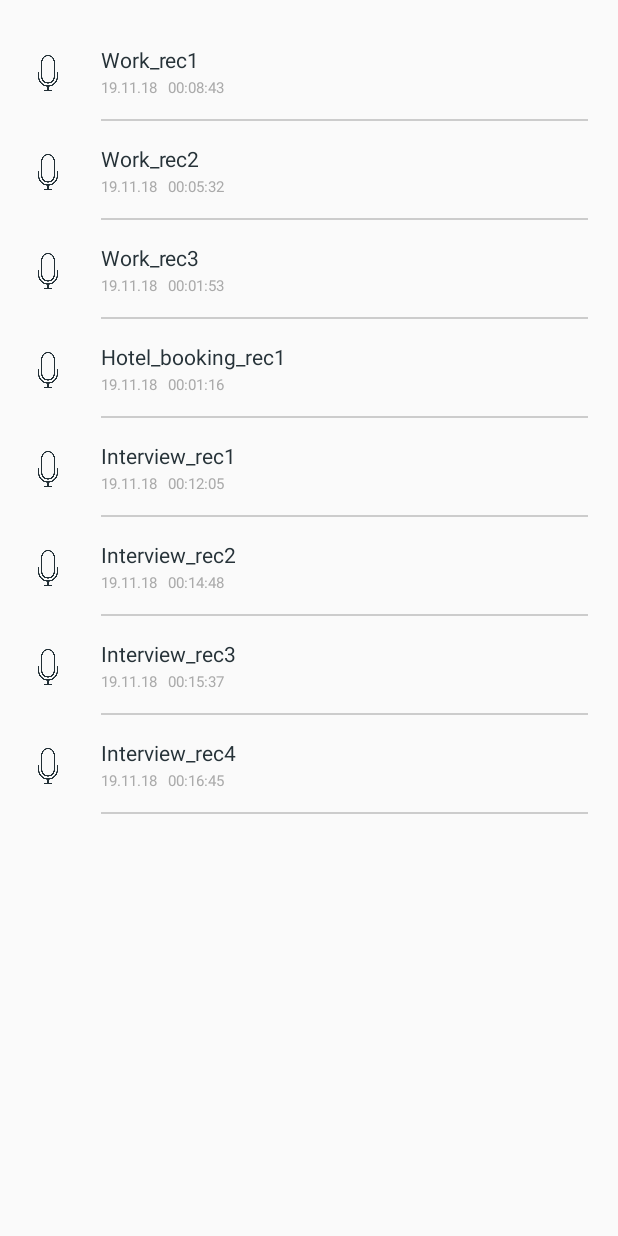
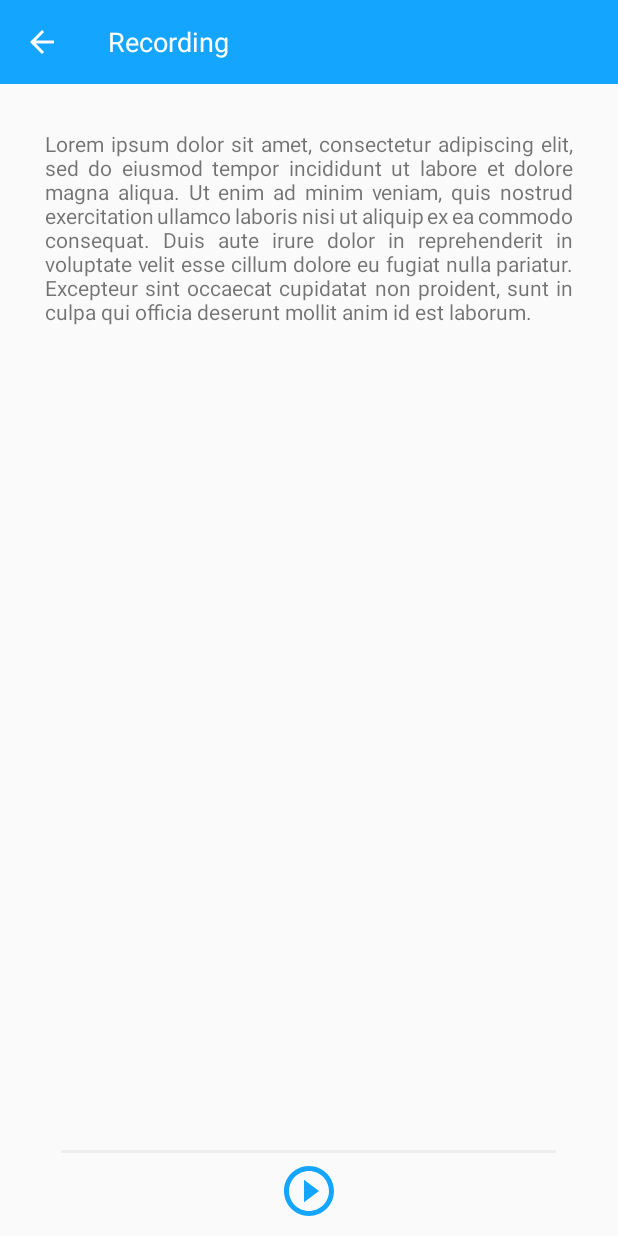
Before and after one commit to vlfom/Scribo, an Android app: the RecordingListActivity screen opened directly, with no data from a screen before it, after a tap on "Work_rec1", on a phone screen of 412 x 824 dp. Run offline under Robolectric (Android 15) with nearby library versions, the phone set to English and light mode, and no system bars.

Commit message:
Work on record details page design. Refactor project.

```diff
--- a/app/src/main/AndroidManifest.xml
+++ b/app/src/main/AndroidManifest.xml
@@ -2,7 +2,7 @@
 <manifest xmlns:android="http://schemas.android.com/apk/res/android"
     package="com.example.isausmanov.scriboai">
 
-    <!--Required Permissions-->
+    <!-- Required Permissions -->
     <uses-permission android:name="android.permission.READ_EXTERNAL_STORAGE" />
     <uses-permission android:name="android.permission.WRITE_EXTERNAL_STORAGE" />
     <uses-permission android:name="android.permission.RECORD_AUDIO" />
@@ -14,14 +14,15 @@
         android:roundIcon="@mipmap/ic_launcher_round"
         android:supportsRtl="true"
         android:theme="@style/AppTheme">
-        <activity android:name=".MainActivity">
+        <activity android:name=".activities.MainActivity">
             <intent-filter>
                 <action android:name="android.intent.action.MAIN" />
 
                 <category android:name="android.intent.category.LAUNCHER" />
             </intent-filter>
         </activity>
-        <activity android:name=".RecordingListActivity"></activity>
+        <activity android:name=".activities.RecordingListActivity" />
+        <activity android:name=".activities.RecordingDetailsActivity"></activity>
     </application>
 
 </manifest>
--- a/app/src/main/java/com/example/isausmanov/scriboai/RecordingDetailsActivity.java
+++ /dev/null
@@ -1,4 +0,0 @@
-package com.example.isausmanov.scriboai;
-
-public class RecordingDetailsActivity {
-}
--- a/app/src/main/java/com/example/isausmanov/scriboai/MainActivity.java
+++ b/app/src/main/java/com/example/isausmanov/scriboai/activities/MainActivity.java
@@ -1,4 +1,4 @@
-package com.example.isausmanov.scriboai;
+package com.example.isausmanov.scriboai.activities;
 
 import android.Manifest;
 import android.content.Intent;
@@ -17,6 +17,8 @@ import android.view.View;
 import android.widget.Button;
 import android.widget.Chronometer;
 import android.widget.Toast;
+
+import com.example.isausmanov.scriboai.R;
 
 import java.io.File;
 import java.io.IOException;
--- /dev/null
+++ b/app/src/main/java/com/example/isausmanov/scriboai/activities/RecordingDetailsActivity.java
@@ -0,0 +1,18 @@
+package com.example.isausmanov.scriboai.activities;
+
+import android.support.v7.app.AppCompatActivity;
+import android.os.Bundle;
+import android.widget.TextView;
+
+import com.example.isausmanov.scriboai.R;
+
+import static android.text.Layout.JUSTIFICATION_MODE_INTER_WORD;
+
+public class RecordingDetailsActivity extends AppCompatActivity {
+
+    @Override
+    protected void onCreate(Bundle savedInstanceState) {
+        super.onCreate(savedInstanceState);
+        setContentView(R.layout.activity_recording_details);
+    }
+}
--- a/app/src/main/java/com/example/isausmanov/scriboai/RecordingListActivity.java
+++ b/app/src/main/java/com/example/isausmanov/scriboai/activities/RecordingListActivity.java
@@ -1,11 +1,16 @@
-package com.example.isausmanov.scriboai;
+package com.example.isausmanov.scriboai.activities;
 
+import android.content.Intent;
 import android.support.v7.app.AppCompatActivity;
 import android.os.Bundle;
 import android.view.View;
 import android.widget.AdapterView;
 import android.widget.ListView;
 import android.widget.Toast;
+
+import com.example.isausmanov.scriboai.R;
+import com.example.isausmanov.scriboai.RecordingDataModel;
+import com.example.isausmanov.scriboai.RecordingListAdapter;
 
 import java.util.ArrayList;
 
@@ -18,7 +23,7 @@ public class RecordingListActivity extends AppCompatActivity {
     @Override
     protected void onCreate(Bundle savedInstanceState) {
         super.onCreate(savedInstanceState);
-        setContentView(R.layout.activity_records_list);
+        setContentView(R.layout.activity_recording_list);
 
         listView = findViewById(R.id.recording_list);
 
@@ -45,6 +50,9 @@ public class RecordingListActivity extends AppCompatActivity {
                 Toast.makeText(getBaseContext(),
                         dataModel.getName() + "\nDuration: " + dataModel.getDuration(),
                         Toast.LENGTH_SHORT).show();
+
+                Intent i = new Intent(RecordingListActivity.this, RecordingDetailsActivity.class);
+                startActivity(i);
             }
         });
     }
--- /dev/null
+++ b/app/src/main/res/drawable/ic_baseline_arrow_back_24px.xml
@@ -0,0 +1,4 @@
+<vector android:height="24dp" android:viewportHeight="24"
+    android:viewportWidth="24" android:width="24dp" xmlns:android="http://schemas.android.com/apk/res/android">
+    <path android:fillColor="#FFF" android:pathData="M20,11H7.83l5.59,-5.59L12,4l-8,8 8,8 1.41,-1.41L7.83,13H20v-2z"/>
+</vector>
--- /dev/null
+++ b/app/src/main/res/drawable/ic_baseline_pause_circle_outline.xml
@@ -0,0 +1,4 @@
+<vector android:height="100dp" android:viewportHeight="24"
+    android:viewportWidth="24" android:width="100dp" xmlns:android="http://schemas.android.com/apk/res/android">
+    <path android:fillColor="#13a5ff" android:pathData="M9,16h2L11,8L9,8v8zM12,2C6.48,2 2,6.48 2,12s4.48,10 10,10 10,-4.48 10,-10S17.52,2 12,2zM12,20c-4.41,0 -8,-3.59 -8,-8s3.59,-8 8,-8 8,3.59 8,8 -3.59,8 -8,8zM13,16h2L15,8h-2v8z"/>
+</vector>
--- /dev/null
+++ b/app/src/main/res/drawable/ic_baseline_play_circle_outline.xml
@@ -0,0 +1,4 @@
+<vector android:height="100dp" android:viewportHeight="24"
+    android:viewportWidth="24" android:width="100dp" xmlns:android="http://schemas.android.com/apk/res/android">
+    <path android:fillColor="#13a5ff" android:pathData="M10,16.5l6,-4.5 -6,-4.5v9zM12,2C6.48,2 2,6.48 2,12s4.48,10 10,10 10,-4.48 10,-10S17.52,2 12,2zM12,20c-4.41,0 -8,-3.59 -8,-8s3.59,-8 8,-8 8,3.59 8,8 -3.59,8 -8,8z"/>
+</vector>
--- /dev/null
+++ b/app/src/main/res/drawable/recording_details_textview_border.xml
@@ -0,0 +1,4 @@
+<shape xmlns:android="http://schemas.android.com/apk/res/android" android:shape="rectangle" >
+    <stroke android:width="1dip" android:color="#777"/>
+    <corners android:radius="2dp"/>
+</shape>
--- a/app/src/main/res/layout/activity_main.xml
+++ b/app/src/main/res/layout/activity_main.xml
@@ -4,15 +4,15 @@
     xmlns:tools="http://schemas.android.com/tools"
     android:layout_width="match_parent"
     android:layout_height="match_parent"
-    tools:context=".MainActivity">
+    tools:context=".activities.MainActivity">
 
 
     <Chronometer
         android:id="@+id/chronometerTimer"
         android:layout_width="wrap_content"
         android:layout_height="wrap_content"
-        android:layout_marginStart="94dp"
-        android:layout_marginBottom="211dp"
+        android:layout_marginStart="108dp"
+        android:layout_marginBottom="250dp"
         android:textColor="@android:color/darker_gray"
         android:textSize="60sp"
         app:layout_constraintBottom_toTopOf="@+id/rec_btn"
@@ -49,7 +49,7 @@
         android:layout_height="wrap_content"
         android:layout_marginEnd="20dp"
         android:layout_marginBottom="16dp"
-        android:text="Done"
+        android:text="Play"
         app:layout_constraintBottom_toBottomOf="parent"
         app:layout_constraintEnd_toEndOf="parent" />
 
--- /dev/null
+++ b/app/src/main/res/layout/activity_recording_details.xml
@@ -0,0 +1,60 @@
+<?xml version="1.0" encoding="utf-8"?>
+<LinearLayout xmlns:android="http://schemas.android.com/apk/res/android"
+    xmlns:app="http://schemas.android.com/apk/res-auto"
+    xmlns:tools="http://schemas.android.com/tools"
+    android:layout_width="match_parent"
+    android:layout_height="match_parent"
+    tools:context=".activities.RecordingDetailsActivity"
+    android:orientation="vertical">
+
+    <android.support.v7.widget.Toolbar
+        android:id="@+id/toolbar"
+        android:layout_width="match_parent"
+        android:layout_height="wrap_content"
+        android:background="?attr/colorPrimaryDark"
+        android:minHeight="?attr/actionBarSize"
+        android:theme="?attr/actionBarTheme"
+        app:navigationIcon="@drawable/ic_baseline_arrow_back_24px">
+
+        <TextView
+            android:layout_width="wrap_content"
+            android:layout_height="match_parent"
+            android:text="Recording"
+            android:textSize="18dp"
+            android:textColor="@android:color/white"/>
+    </android.support.v7.widget.Toolbar>
+
+    <LinearLayout
+        android:layout_width="match_parent"
+        android:layout_height="match_parent"
+        android:layout_weight="1"
+        android:orientation="vertical"
+        android:padding="10dp">
+        <TextView
+            android:id="@+id/textView"
+            android:layout_width="match_parent"
+            android:layout_height="match_parent"
+            android:text="@string/recording_details_textview_placeholder"
+            android:padding="20dp"
+            android:justificationMode="inter_word" />
+    </LinearLayout>
+
+    <LinearLayout
+        android:layout_width="match_parent"
+        android:layout_height="wrap_content"
+        android:layout_weight="0"
+        android:gravity="center"
+        android:orientation="vertical">
+        <LinearLayout
+            android:layout_width="330dp"
+            android:layout_height="2dp"
+            android:background="#eee">
+        </LinearLayout>
+        <Button
+            android:layout_width="40dp"
+            android:layout_height="40dp"
+            android:background="@drawable/ic_baseline_play_circle_outline"
+            android:layout_marginTop="5dp"
+            android:layout_marginBottom="10dp"/>
+    </LinearLayout>
+</LinearLayout>
--- a/app/src/main/res/layout/activity_records_list.xml
+++ b/app/src/main/res/layout/activity_recording_list.xml
@@ -4,7 +4,7 @@
     xmlns:tools="http://schemas.android.com/tools"
     android:layout_width="match_parent"
     android:layout_height="match_parent"
-    tools:context=".RecordingListActivity"
+    tools:context=".activities.RecordingListActivity"
     android:baselineAligned="false">
 
     <ListView
--- a/app/src/main/res/values/colors.xml
+++ b/app/src/main/res/values/colors.xml
@@ -1,6 +1,7 @@
 <?xml version="1.0" encoding="utf-8"?>
 <resources>
     <color name="colorPrimary">#13a5ff</color>
-    <color name="colorPrimaryDark">#0045ac</color>
+    <color name="colorPrimaryDark">#13a5ff</color>
+    <color name="colorPrimaryDarkOld">#0045ac</color>
     <color name="colorAccent">#13a5ff</color>
 </resources>
--- a/app/src/main/res/values/strings.xml
+++ b/app/src/main/res/values/strings.xml
@@ -1,3 +1,4 @@
 <resources>
     <string name="app_name">ScriboAI</string>
+    <string name="recording_details_textview_placeholder">Lorem ipsum dolor sit amet, consectetur adipiscing elit, sed do eiusmod tempor incididunt ut labore et dolore magna aliqua. Ut enim ad minim veniam, quis nostrud exercitation ullamco laboris nisi ut aliquip ex ea commodo consequat. Duis aute irure dolor in reprehenderit in voluptate velit esse cillum dolore eu fugiat nulla pariatur. Excepteur sint occaecat cupidatat non proident, sunt in culpa qui officia deserunt mollit anim id est laborum.</string>
 </resources>
```
